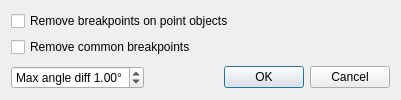
Old version of the form breaksdialog.ui in the repository Kuszki/EW-Database.
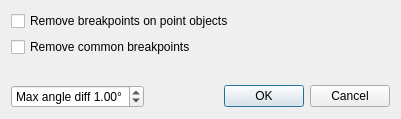
New version of the form. Icons and pictures are not drawn.

```diff
--- a/breaksdialog.ui
+++ b/breaksdialog.ui
@@ -7,7 +7,7 @@
     <x>0</x>
     <y>0</y>
     <width>400</width>
-    <height>100</height>
+    <height>119</height>
    </rect>
   </property>
   <property name="windowTitle">
```
Left out of the diff: 5 changed lines with no effect on the pictures.
